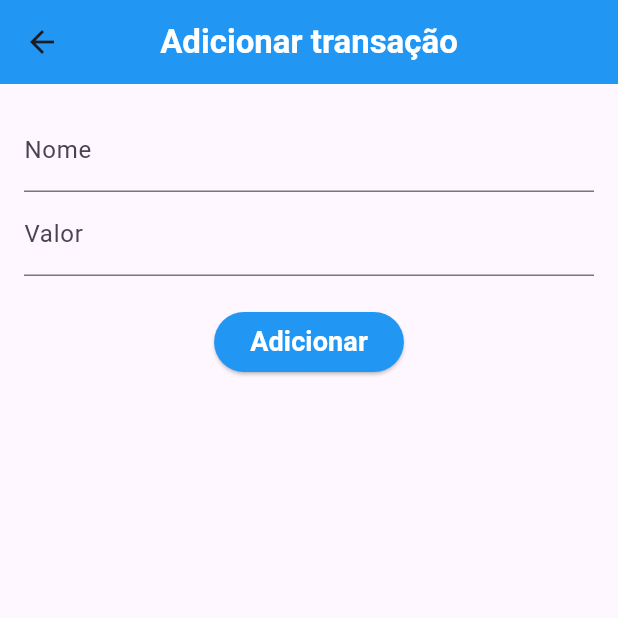
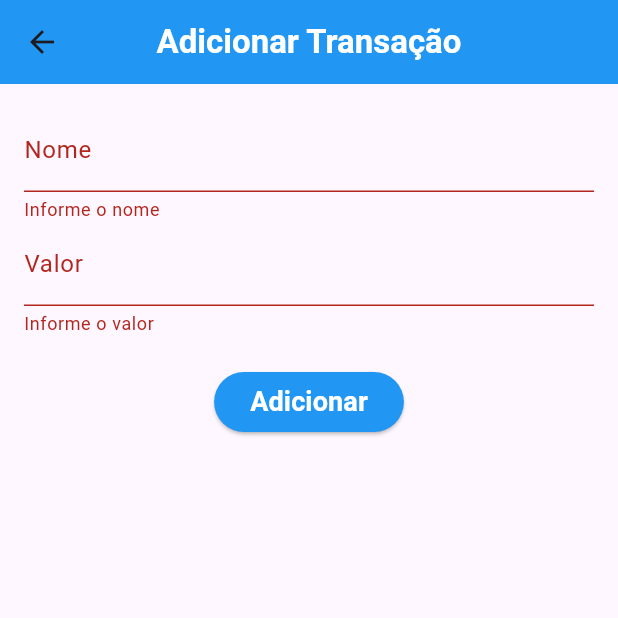
Before and after one commit to GabrielBitten/Atividade-flutter-14-10, a Flutter app: the Formulario screen opened directly, after a tap on "Adicionar", on a phone screen of 412 x 824 dp, the top half of it. Run offline on Flutter 3.47's test engine with Material 3 defaults, Android fonts, the phone set to English and light mode, and no system bars; network calls fail.

Commit message:
Update formulario.dart

```diff
--- a/mobile/lib/screen/formulario.dart
+++ b/mobile/lib/screen/formulario.dart
@@ -9,11 +9,12 @@ class Formulario extends StatefulWidget {
 }
 
 class _FormularioTransacaoState extends State<Formulario> {
+  final _formKey = GlobalKey<FormState>();
   final TextEditingController nomeController = TextEditingController();
   final TextEditingController valorController = TextEditingController();
 
   Future<void> adicionarTransacao() async {
-    final url = 'http://localhost:3000';
+    const url = 'http://localhost:3000/transacoes';
     final nome = nomeController.text;
     final valor = valorController.text;
 
@@ -23,13 +24,21 @@ class _FormularioTransacaoState extends State<Formulario> {
           Uri.parse(url),
           body: jsonEncode({
             'nome': nome,
-            'valor': double.parse(valor),
+            'valor': valor,
           }),
           headers: {
-            'Content-Type': 'application/json',
+            'Content-Type': 'application/json', // Cabeçalho para JSON
           },
         );
+
         if (response.statusCode == 201) {
+          // Mensagem de sucesso
+          ScaffoldMessenger.of(context).showSnackBar(
+            const SnackBar(content: Text('Transação adicionada com sucesso!')),
+          );
+          // Limpar os campos após a adição
+          nomeController.clear();
+          valorController.clear();
           Navigator.pop(context);
         } else {
           print('Erro ao adicionar: ${response.statusCode}');
@@ -44,37 +53,58 @@ class _FormularioTransacaoState extends State<Formulario> {
   Widget build(BuildContext context) {
     return Scaffold(
       appBar: AppBar(
-        title: const Text('Adicionar transação',
+        title: const Text(
+          'Adicionar Transação',
           style: TextStyle(
             color: Colors.white,
             fontWeight: FontWeight.bold,
-
           ),
-          ), centerTitle: true,
+        ),
+        centerTitle: true,
         backgroundColor: Colors.blue,
       ),
       body: Padding(
         padding: const EdgeInsets.all(16.0),
+        child: Form(
+          key: _formKey,
           child: Column(
             children: [
-            TextField(
+              TextFormField(
                 controller: nomeController,
-              decoration: InputDecoration(labelText: 'Nome'),
+                decoration: const InputDecoration(labelText: 'Nome'),
+                validator: (value) {
+                  if (value == null || value.isEmpty) {
+                    return 'Informe o nome';
+                  }
+                  return null;
+                },
               ),
-            TextField(
+              TextFormField(
                 controller: valorController,
-              decoration: InputDecoration(labelText: 'Valor'),
+                decoration: const InputDecoration(labelText: 'Valor'),
                 keyboardType: TextInputType.number,
+                validator: (value) {
+                  if (value == null || value.isEmpty) {
+                    return 'Informe o valor';
+                  }
+                  return null;
+                },
               ),
               const SizedBox(height: 20),
               ElevatedButton(
-              onPressed: adicionarTransacao,
-              child: const Text('Adicionar',
+                onPressed: () async {
+                  if (_formKey.currentState!.validate()) {
+                    await adicionarTransacao();
+                  }
+                },
+                child: const Text(
+                  'Adicionar',
                   style: TextStyle(
                     color: Colors.white,
                     fontWeight: FontWeight.bold,
                     fontSize: 18,
-          ),),
+                  ),
+                ),
                 style: ElevatedButton.styleFrom(
                   backgroundColor: Colors.blue,
                 ),
@@ -82,6 +112,7 @@ class _FormularioTransacaoState extends State<Formulario> {
             ],
           ),
         ),
+      ),
     );
   }
 }
```
Lines whose indentation alone changed are shown as unchanged.
